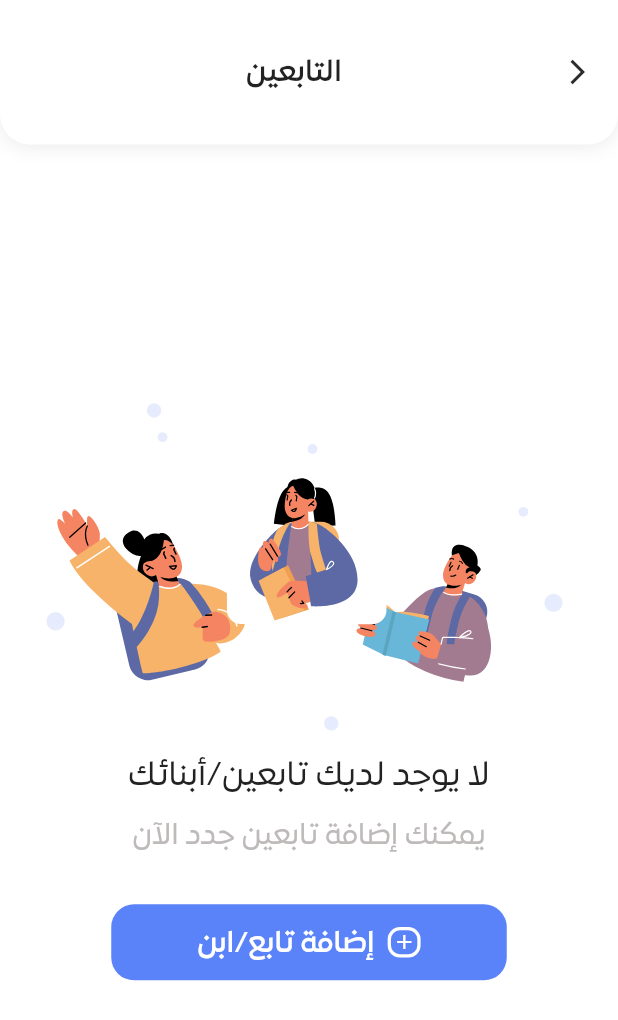
After one commit to ma7moudk3/Dars-Student-Mobile-App, a Flutter app: the DependentsView screen opened by its route, on a phone screen of 412 x 824 dp. The commit adds this screen. Shown: the top 1020 px of the screen. Run offline on Flutter 3.47's test engine with Material 2 defaults, Android fonts, the phone set to English and light mode, and no system bars; our stand-ins replace animated_bottom_navigation_bar, cached_network_image, dio, flutter_keyboard_visibility, flutter_screenutil, flutter_svg and 4 more; missing offline and left inert: time_range; accounts and stored records are empty; statements that could not run were skipped.

Commit message:
Add New Dependent View

```diff
--- a/assets/langs/ar.json
+++ b/assets/langs/ar.json
@@ -37,8 +37,10 @@
     "for_hessa": "لحِصّة",
     "please_enter_fullname": "الرجاء ادخال الاسم الكامل",
     "please_enter_teacher_name": "الرجاء ادخال اسم المدرّس",
+    "please_enter_dependent_name": "الرجاء ادخال اسم التابع",
     "check_your_full_name": "تحقق من اسمك الكامل",
     "check_teacher_name": "تحقق من اسم المدرّس",
+    "check_dependent_name": "تحقق من اسم التابع",
     "please_enter_confirm_password": "الرجاء إدخال كلمة مرور مطابقة",
     "check_confirm_password": "تحقق من أنك أدخلت كلمة مرور مطابقة",
     "check_tos_agreement": "تحقق من أنك وافقت على سياسة الخصوصية وشروط الاستخدام",
@@ -89,11 +91,25 @@
     "choose_location": "اختر الموقع الجغرافي",
     "teacher_name": "اسم المدرّس",
     "write_teacher_name": "اكتب اسم المدرّس",
+    "write_dependent_name": "اكتب اسم التابع",
     "notes": "ملاحظات",
     "write_down_you_notes": "قم بتدوين ملاحظاتك هنا",
     "choose_hessa_date": "اختر تاريخ الحصة",
     "choose_hessa_time": "اختر وقت الحصة",
     "submit_form": "إرسال الطلب",
     "from": "من",
-    "to": "إلى"
+    "to": "إلى",
+    "dependents_title": "التابعين",
+    "there_are_no_dependents": "لا يوجد لديك تابعين/أبنائك",
+    "you_can_add_new_dependent": "يمكنك إضافة تابعين جدد الآن",
+    "add_dependent_or_son": "إضافة تابع/ابن",
+    "add_dependent": "إضافة تابع",
+    "name": "الاسم",
+    "person_picture": "صورة شخصية",
+    "upload_picture_or_pdf": "رفع صورة / PDF",
+    "date_of_birth": "تاريخ الميلاد",
+    "choose_date_of_birth": "اختر تاريخ ميلاد التابع",
+    "please_enter_dob": "الرجاء إدخال تاريخ الميلاد",
+    "check_dependent_dob": "يجب أن يكون عمر التابع 10 أعواماً على الأقل",
+    "confirm": "تأكيد"
 }
--- /dev/null
+++ b/lib/app/modules/dependents/controllers/dependents_controller.dart
@@ -0,0 +1,7 @@
+import 'package:get/get.dart';
+
+class DependentsController extends GetxController {
+
+  @override
+  void onClose() {}
+}
--- /dev/null
+++ b/lib/app/modules/dependents/views/dependents_view.dart
@@ -0,0 +1,114 @@
+import '../../../../generated/locales.g.dart';
+import '../../../../global_presentation/global_widgets/custom_app_bar.dart';
+import '../../../constants/exports.dart';
+import '../../../routes/app_pages.dart';
+import '../controllers/dependents_controller.dart';
+
+class DependentsView extends GetView<DependentsController> {
+  const DependentsView({super.key});
+
+  @override
+  Widget build(BuildContext context) {
+    return Scaffold(
+      resizeToAvoidBottomInset: false,
+      body: GetBuilder<DependentsController>(
+          builder: (DependentsController controller) {
+        return Column(
+          mainAxisAlignment: MainAxisAlignment.center,
+          crossAxisAlignment: CrossAxisAlignment.center,
+          children: [
+            CustomAppBar(
+              title: LocaleKeys.dependents_title,
+              leading: GestureDetector(
+                onTap: () {
+                  Get.back();
+                },
+                behavior: HitTestBehavior.opaque,
+                child: Icon(
+                  Icons.arrow_back_ios,
+                  color: ColorManager.fontColor,
+                  size: 20,
+                ),
+              ),
+              action: const SizedBox.shrink(),
+            ),
+            Expanded(
+              child: Padding(
+                padding: EdgeInsets.symmetric(horizontal: 16.w),
+                child: Column(
+                  mainAxisAlignment: MainAxisAlignment.center,
+                  children: [
+                    SvgPicture.asset(
+                      ImagesManager.dependents,
+                      width: Get.width,
+                      height: 230.h,
+                    ),
+                    PrimaryText(
+                      LocaleKeys.there_are_no_dependents,
+                      fontSize: 18.sp,
+                      fontWeight: FontWeightManager.softLight,
+                    ),
+                    SizedBox(height: 8.h),
+                    PrimaryText(
+                      LocaleKeys.you_can_add_new_dependent,
+                      fontSize: 16.sp,
+                      color: ColorManager.fontColor7,
+                      fontWeight: FontWeightManager.softLight,
+                    ),
+                    SizedBox(height: 32.h),
+                    GestureDetector(
+                      onTap: () async {
+                        await Get.toNamed(Routes.ADD_NEW_DEPENDENT);
+                      },
+                      child: Container(
+                        width: 240.w,
+                        height: 50.h,
+                        decoration: BoxDecoration(
+                          color: ColorManager.primary,
+                          borderRadius: BorderRadius.circular(15.r),
+                        ),
+                        child: Center(
+                          child: Row(
+                            mainAxisAlignment: MainAxisAlignment.center,
+                            children: [
+                              Container(
+                                width: 20.w,
+                                height: 20.h,
+                                decoration: BoxDecoration(
+                                  color: ColorManager.primary,
+                                  border: Border.all(
+                                    color: ColorManager.white,
+                                    width: 2.w,
+                                  ),
+                                  borderRadius: BorderRadius.circular(8.r),
+                                ),
+                                child: Center(
+                                  child: Icon(
+                                    Icons.add,
+                                    color: ColorManager.white,
+                                    size: 16,
+                                  ),
+                                ),
+                              ),
+                              SizedBox(width: 8.w),
+                              PrimaryText(
+                                LocaleKeys.add_dependent_or_son,
+                                color: ColorManager.white,
+                                fontSize: 16.sp,
+                                fontWeight: FontWeightManager.light,
+                              ),
+                            ],
+                          ),
+                        ),
+                      ),
+                    ),
+                  ],
+                ),
+              ),
+            ),
+          ],
+        );
+      }),
+    );
+  }
+}
--- a/lib/app/modules/order_hessa/widgets/hessa_date_time_picker_widget.dart
+++ b/lib/app/modules/order_hessa/widgets/hessa_date_time_picker_widget.dart
@@ -116,9 +116,9 @@ class HessaDateAndTimePickerWidget extends GetView<OrderHessaController> {
                       activeBorderColor: ColorManager.fontColor,
                       timeBlock: 30,
                       onRangeCompleted: (TimeRangeResult? range) {
-                        if (Get.isBottomSheetOpen!) {
-                          Get.back();
-                        }
+                        // if (Get.isBottomSheetOpen!) {
+                        //   Get.back();
+                        // }
                         controller.changeHessaTime(range);
                       },
                     ),
--- a/lib/app/routes/app_routes.dart
+++ b/lib/app/routes/app_routes.dart
@@ -17,6 +17,8 @@ abstract class Routes {
   static const MESSAGES = _Paths.MESSAGES;
   static const ORDERS = _Paths.ORDERS;
   static const ORDER_HESSA = _Paths.ORDER_HESSA;
+  static const DEPENDENTS = _Paths.DEPENDENTS;
+  static const ADD_NEW_DEPENDENT = _Paths.ADD_NEW_DEPENDENT;
 }
 
 abstract class _Paths {
@@ -35,4 +37,6 @@ abstract class _Paths {
   static const MESSAGES = '/messages';
   static const ORDERS = '/orders';
   static const ORDER_HESSA = '/order-hessa';
+  static const DEPENDENTS = '/dependents';
+  static const ADD_NEW_DEPENDENT = '/add-new-dependent';
 }
--- a/lib/global_presentation/global_features/images_manager.dart
+++ b/lib/global_presentation/global_features/images_manager.dart
@@ -26,5 +26,8 @@ class ImagesManager {
   static String categoryIcon = "assets/svg/icons/category.svg";
   static String calendarIcon = "assets/svg/icons/calendar.svg";
   static String addTeacherIcon = "assets/svg/icons/addTeacher.svg";
+  static String dependentIcon = "assets/svg/icons/dependent.svg";
+  static String uploadFileIcon = "assets/svg/icons/upload_file.svg";
   static String noOrders = "assets/svg/no_orders.svg";
+  static String dependents = "assets/svg/dependents.svg";
 }
--- a/lib/global_presentation/global_widgets/primary_textfield.dart
+++ b/lib/global_presentation/global_widgets/primary_textfield.dart
@@ -144,7 +144,7 @@ class PrimaryTextField extends StatelessWidget {
             hintText: hintText!.isNotEmpty ? hintText!.tr : '',
             hintStyle: hintStyle,
             contentPadding: contentPadding ??
-                const EdgeInsets.fromLTRB(20.0, 10.0, 20.0, 10.0),
+                const EdgeInsets.fromLTRB(10.0, 10.0, 20.0, 10.0),
           ),
           validator: validator ??
               (String? value) {
```
Also changed, not shown: lib/app/modules/add_new_dependent/bindings/add_new_dependent_binding.dart (added, +12 -0 lines), lib/app/modules/add_new_dependent/controllers/add_new_dependent_controller.dart (added, +107 -0 lines), lib/app/modules/add_new_dependent/views/add_new_dependent_view.dart (added, +380 -0 lines), lib/app/modules/dependents/bindings/dependents_binding.dart (added, +12 -0 lines), lib/app/modules/order_hessa/controllers/order_hessa_controller.dart (+8 -5 lines), lib/app/modules/order_hessa/views/order_hessa_view.dart (+7 -3 lines), lib/app/modules/sign_up/controllers/sign_up_controller.dart (+20 -1 lines), lib/app/routes/app_pages.dart (+14 -0 lines), assets/svg/dependents.svg (added), assets/svg/icons/dependent.svg (added), assets/svg/icons/upload_file.svg (added), lib/generated/locales.g.dart.
